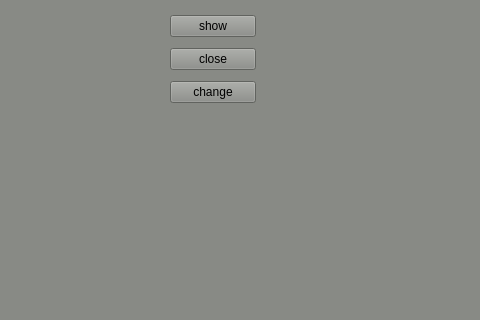
Qt form qtmap3d/tools/trackwidget/mainwindow.ui (HOOSHANKAVOSHBORNA/QTMAP3D-SAMPLE) before a commit; both pictures show x 320 to 800 and y 0 to 320 of the 800 by 600 pixel window.
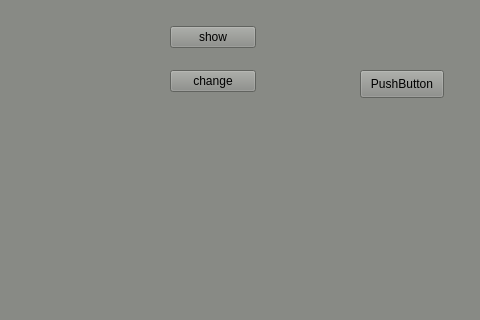
The same form after that commit.

The edit to the form file:
```diff
--- a/qtmap3d/tools/trackwidget/mainwindow.ui
+++ b/qtmap3d/tools/trackwidget/mainwindow.ui
@@ -39,13 +39,6 @@
        </property>
       </widget>
      </item>
-     <item>
-      <widget class="QPushButton" name="pushButton_3">
-       <property name="text">
-        <string>close</string>
-       </property>
-      </widget>
-     </item>
      <item>
       <widget class="QPushButton" name="pushButton_2">
        <property name="text">
@@ -55,6 +48,19 @@
      </item>
     </layout>
    </widget>
+   <widget class="QPushButton" name="pushButton_3">
+    <property name="geometry">
+     <rect>
+      <x>680</x>
+      <y>70</y>
+      <width>84</width>
+      <height>28</height>
+     </rect>
+    </property>
+    <property name="text">
+     <string>PushButton</string>
+    </property>
+   </widget>
   </widget>
   <widget class="QMenuBar" name="menubar">
    <property name="geometry">
```
